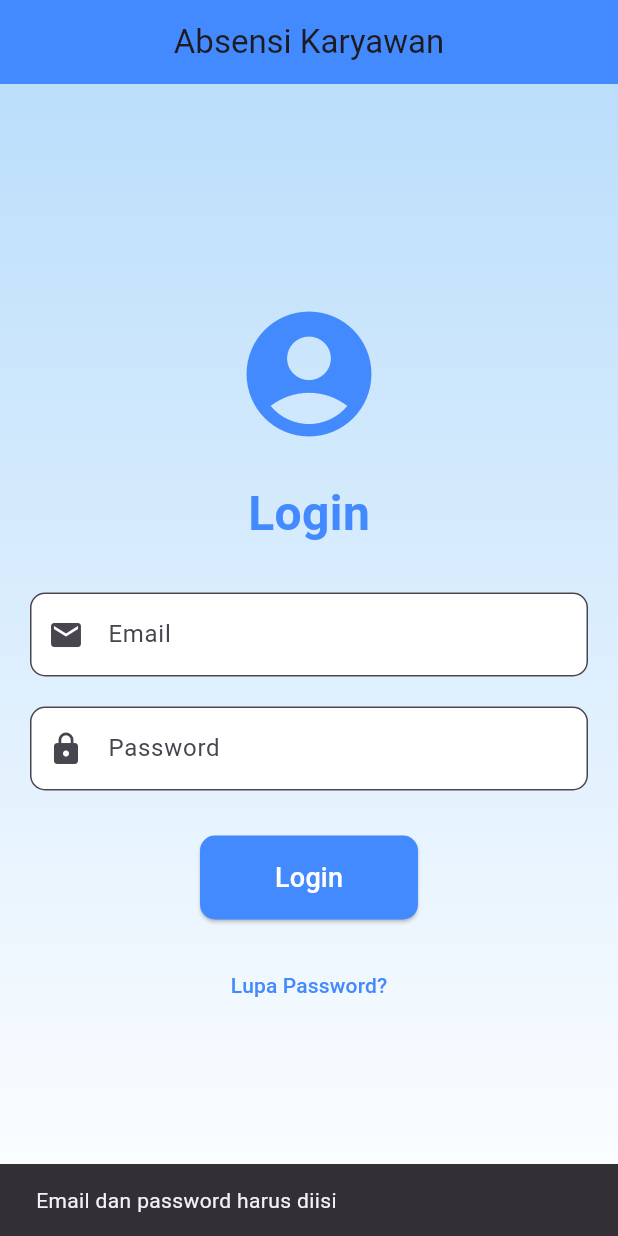
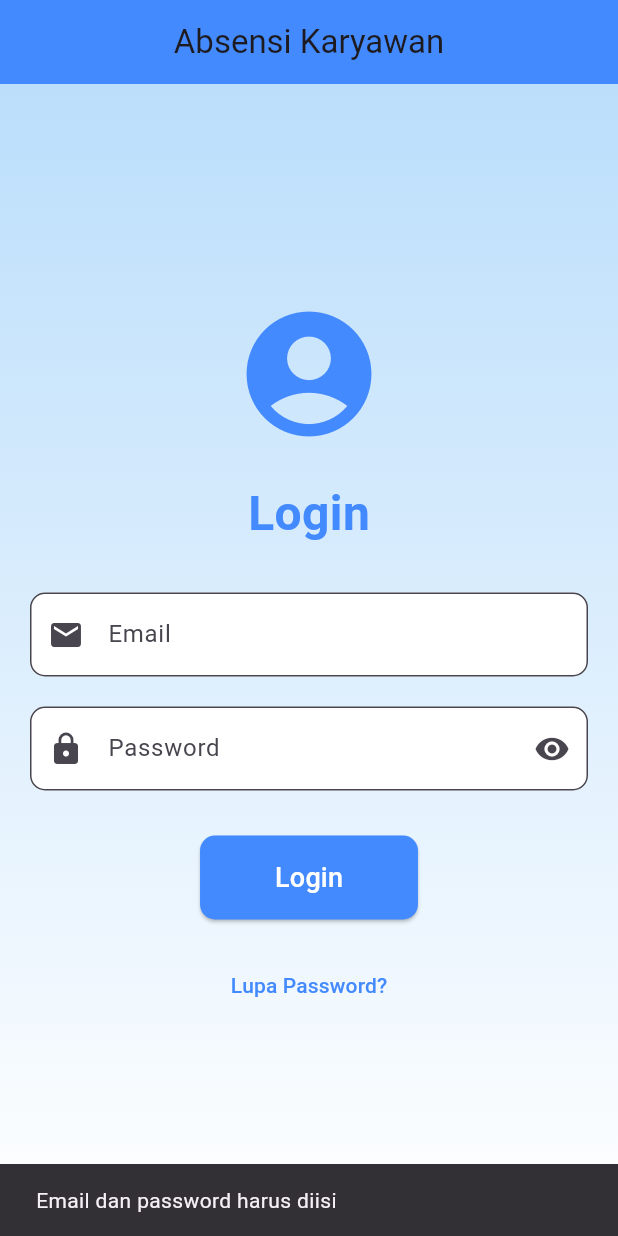
Before and after one commit to AkhyarAzamta/apk_absensi, a Flutter app: the screen it shows after launch, after a tap on "Login", on a phone screen of 412 x 824 dp. Run offline on Flutter 3.47's test engine with Material 3 defaults, Android fonts, the light colour scheme and no system bars; our stand-ins replace geolocator, image_picker, shared_preferences; missing offline and left inert: dart:html, dart:js, dart:ui_web; network calls fail.

Commit message:
bugfix: login page

```diff
--- a/apk_absensi/lib/config/api.dart
+++ b/apk_absensi/lib/config/api.dart
@@ -1,3 +1,3 @@
 class ApiConfig {
-  static const String baseUrl = "http://192.168.0.10:8000/api";
+  static const String baseUrl = "http://localhost:3000/api";
 }
--- a/apk_absensi/lib/screens/auth/login_page.dart
+++ b/apk_absensi/lib/screens/auth/login_page.dart
@@ -13,6 +13,34 @@ class _LoginPageState extends State<LoginPage> {
   final TextEditingController emailC = TextEditingController();
   final TextEditingController passC = TextEditingController();
   bool loading = false;
+  bool _obscureText = true;
+
+  // Mapping untuk role dan division
+  int _mapRoleToId(String role) {
+    switch (role) {
+      case 'SUPER_ADMIN':
+        return 1;
+      case 'USER':
+        return 2;
+      default:
+        return 2;
+    }
+  }
+
+  int _mapDivisionToId(String division) {
+    switch (division) {
+      case 'FINANCE':
+        return 1;
+      case 'APO':
+        return 2;
+      case 'FRONT_DESK':
+        return 3;
+      case 'ONSITE':
+        return 4;
+      default:
+        return 0;
+    }
+  }
 
   Future<void> login() async {
     if (emailC.text.isEmpty || passC.text.isEmpty) {
@@ -25,17 +53,14 @@ class _LoginPageState extends State<LoginPage> {
     setState(() => loading = true);
 
     try {
-      final url = Uri.parse("${ApiConfig.baseUrl}/login");
+      final url = Uri.parse("${ApiConfig.baseUrl}/auth/login");
 
       print('Mengirim login request ke: $url');
       print('Email: ${emailC.text.trim()}');
 
       final response = await http.post(
         url,
-        body: {
-          "email": emailC.text.trim(),
-          "password": passC.text.trim()
-        },
+        body: {"email": emailC.text.trim(), "password": passC.text.trim()},
       );
 
       print('Response status: ${response.statusCode}');
@@ -45,20 +70,23 @@ class _LoginPageState extends State<LoginPage> {
       setState(() => loading = false);
 
       if (response.statusCode == 200) {
-        final data = jsonDecode(response.body);
-        final user = data["user"];
+        final responseData = jsonDecode(response.body);
 
         // Debug: print structure of response
+        print('Response keys: ${responseData.keys}');
+
+        if (responseData['success'] == true) {
+          final data = responseData['data'];
           print('Data keys: ${data.keys}');
-        print('User keys: ${user.keys}');
 
-        SharedPreferences prefs = await SharedPreferences.getInstance();
+          final user = data['user'];
+          print('User data: $user');
 
-        // ✅ PERBAIKAN: Gunakan "token" bukan "token"
+          // ✅ PERBAIKAN: Ambil token dari data, bukan langsung dari response
           String? token = data["token"];
           if (token == null) {
             // Coba alternatif key names
-          token = data["access_token"] ?? data["auth_token"] ?? data["token"];
+            token = data["access_token"] ?? data["auth_token"];
           }
 
           if (token == null) {
@@ -67,45 +95,58 @@ class _LoginPageState extends State<LoginPage> {
 
           print('Token yang disimpan: ${token.substring(0, 20)}...');
 
-        await prefs.setString("token", token); // ✅ Key yang benar
-        await prefs.setInt("role_id", user["role_id"]);
-        await prefs.setInt("division_id", user["division_id"] ?? 0);
+          SharedPreferences prefs = await SharedPreferences.getInstance();
+
+          await prefs.setString("token", token);
+
+          // ✅ PERBAIKAN: Gunakan mapping untuk role dan division
+          int roleId = _mapRoleToId(user["role"]);
+          int divId = _mapDivisionToId(user["division"]);
+
+          await prefs.setInt("role_id", roleId);
+          await prefs.setInt("division_id", divId);
           await prefs.setInt("user_id", user["id"]);
           await prefs.setString("user_name", user["name"]);
           await prefs.setString("user_email", user["email"]);
-
-        int roleId = user["role_id"];
-        int divId = user["division_id"] ?? 0;
+          await prefs.setString("employee_id", user["employeeId"] ?? "");
+          await prefs.setString("position", user["position"] ?? "");
+          await prefs.setString("division", user["division"] ?? "");
 
           print('Login berhasil - Role: $roleId, Division: $divId');
 
+          // Navigasi berdasarkan role dan division
           if (roleId == 1) {
-          if (divId == 1) {
+            // SUPER_ADMIN
+            switch (roleId) {
+              case 1: // FINANCE
                 Navigator.pushReplacementNamed(context, "/dashboard_finance");
-          } else if (divId == 2) {
+                break;
+              case 2: // APO
                 Navigator.pushReplacementNamed(context, "/dashboard_apo");
-          } else if (divId == 3) {
+                break;
+              case 3: // FRONT_DESK
                 Navigator.pushReplacementNamed(context, "/dashboard_frontdesk");
-          } else if (divId == 4) {
+                break;
+              case 4: // ONSITE
                 Navigator.pushReplacementNamed(context, "/dashboard_onsite");
-          } else {
-            // Default untuk admin tanpa division spesifik
+                break;
+              default:
                 Navigator.pushReplacementNamed(context, "/dashboard_user");
             }
-        } else if (roleId == 2) {
+          } else {
+            // USER atau role lainnya
             Navigator.pushReplacementNamed(context, "/dashboard_user");
+          }
         } else {
           ScaffoldMessenger.of(context).showSnackBar(
-            const SnackBar(content: Text("Role tidak dikenali!")),
+            SnackBar(content: Text(responseData["message"] ?? "Login gagal!")),
           );
         }
       } else {
         final errorData = jsonDecode(response.body);
         ScaffoldMessenger.of(context).showSnackBar(
           SnackBar(
-            content: Text(
-              errorData["message"] ?? "Email atau password salah!"
-            ),
+            content: Text(errorData["message"] ?? "Email atau password salah!"),
           ),
         );
       }
@@ -113,12 +154,16 @@ class _LoginPageState extends State<LoginPage> {
       if (!mounted) return;
       setState(() => loading = false);
       print('Error during login: $e');
-      ScaffoldMessenger.of(context).showSnackBar(
-        SnackBar(
-          content: Text('Error: ${e.toString()}'),
-        ),
-      );
+      ScaffoldMessenger.of(
+        context,
+      ).showSnackBar(SnackBar(content: Text('Error: ${e.toString()}')));
     }
+  }
+
+  void _togglePasswordVisibility() {
+    setState(() {
+      _obscureText = !_obscureText;
+    });
   }
 
   @override
@@ -128,6 +173,7 @@ class _LoginPageState extends State<LoginPage> {
         title: const Text("Absensi Karyawan"),
         centerTitle: true,
         backgroundColor: Colors.blueAccent,
+        elevation: 0,
       ),
       body: Container(
         decoration: BoxDecoration(
@@ -163,21 +209,32 @@ class _LoginPageState extends State<LoginPage> {
                     controller: emailC,
                     decoration: InputDecoration(
                       labelText: "Email",
-                      prefixIcon: Icon(Icons.email),
+                      hintText: "masukkan email anda",
+                      prefixIcon: const Icon(Icons.email),
                       border: OutlineInputBorder(
                         borderRadius: BorderRadius.circular(10),
                       ),
                       filled: true,
                       fillColor: Colors.white,
                     ),
+                    keyboardType: TextInputType.emailAddress,
                   ),
                   const SizedBox(height: 20),
                   TextField(
                     controller: passC,
-                    obscureText: true,
+                    obscureText: _obscureText,
                     decoration: InputDecoration(
                       labelText: "Password",
-                      prefixIcon: Icon(Icons.lock),
+                      hintText: "masukkan password anda",
+                      prefixIcon: const Icon(Icons.lock),
+                      suffixIcon: IconButton(
+                        icon: Icon(
+                          _obscureText
+                              ? Icons.visibility
+                              : Icons.visibility_off,
+                        ),
+                        onPressed: _togglePasswordVisibility,
+                      ),
                       border: OutlineInputBorder(
                         borderRadius: BorderRadius.circular(10),
                       ),
@@ -199,10 +256,11 @@ class _LoginPageState extends State<LoginPage> {
                               borderRadius: BorderRadius.circular(10),
                             ),
                             backgroundColor: Colors.blueAccent,
+                            foregroundColor: Colors.white,
                           ),
                           child: const Text(
                             "Login",
-                            style: TextStyle(fontSize: 18, color: Colors.white),
+                            style: TextStyle(fontSize: 18),
                           ),
                         ),
                   const SizedBox(height: 20),
```
Also changed, not shown: 1 other file. Lines whose indentation alone changed are shown as unchanged.
